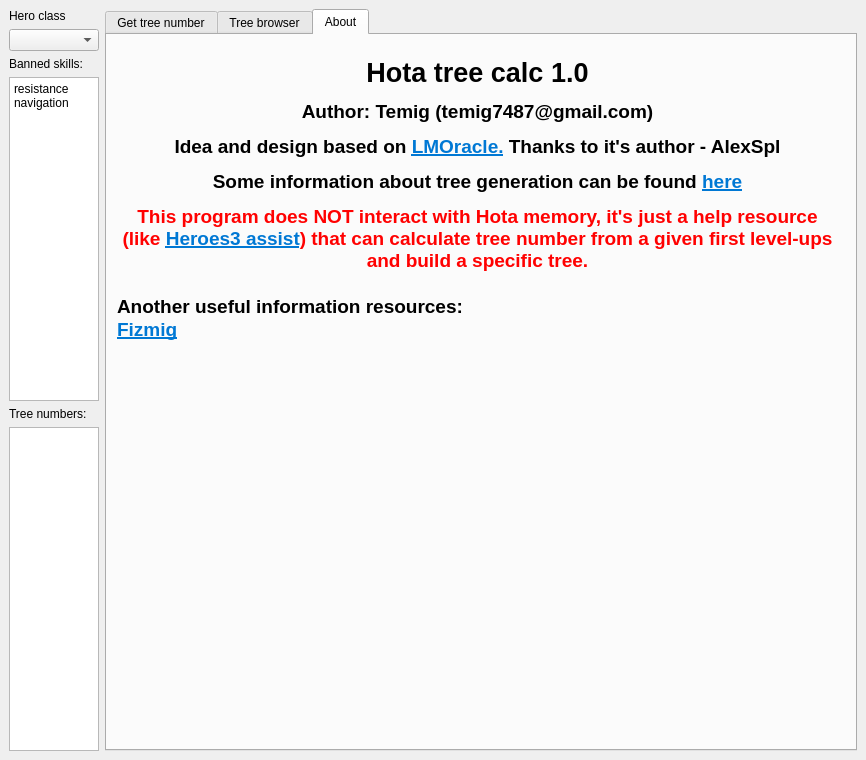
Qt form tree_calc.ui (temig74/HotaTreeCalc) before a commit.
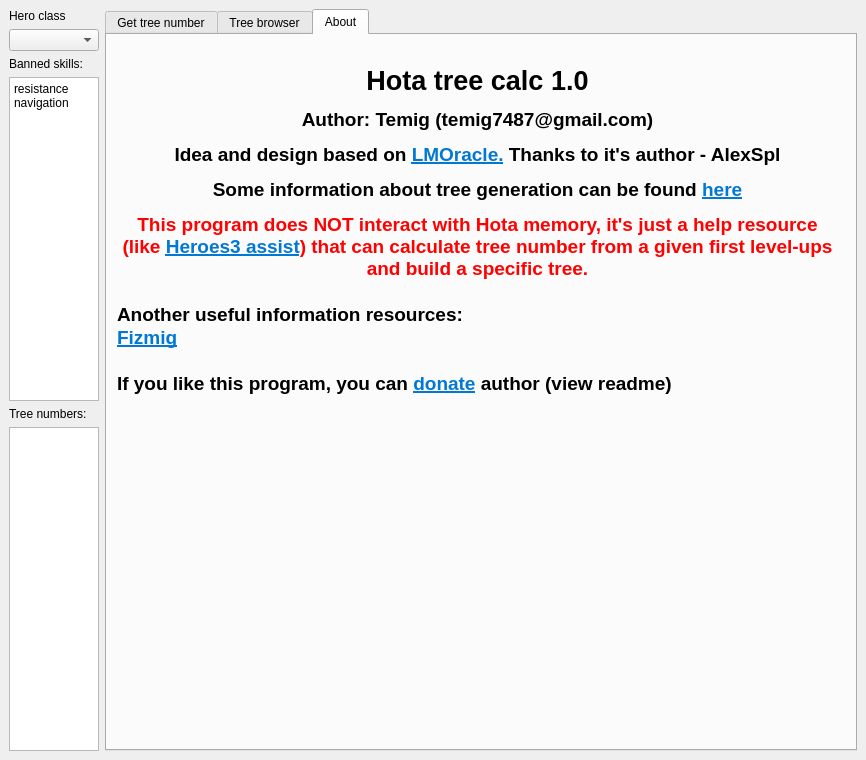
The same form after that commit. The open tabs and pages were chosen to show the change.

Diff of the .ui file:
```diff
--- a/tree_calc.ui
+++ b/tree_calc.ui
@@ -1156,7 +1156,7 @@
           <x>10</x>
           <y>10</y>
           <width>721</width>
-          <height>331</height>
+          <height>371</height>
          </rect>
         </property>
         <property name="font">
@@ -1181,7 +1181,8 @@
 &lt;p style=&quot;-qt-paragraph-type:empty; margin-top:0px; margin-bottom:0px; margin-left:0px; margin-right:0px; -qt-block-indent:0; text-indent:0px;&quot;&gt;&lt;br /&gt;&lt;/p&gt;
 &lt;p style=&quot; margin-top:0px; margin-bottom:0px; margin-left:0px; margin-right:0px; -qt-block-indent:0; text-indent:0px;&quot;&gt;Another useful information resources:&lt;/p&gt;
 &lt;p style=&quot; margin-top:0px; margin-bottom:0px; margin-left:0px; margin-right:0px; -qt-block-indent:0; text-indent:0px;&quot;&gt;&lt;a href=&quot;https://vk.com/fizmig&quot;&gt;&lt;span style=&quot; text-decoration: underline; color:#0078d4;&quot;&gt;Fizmig&lt;/span&gt;&lt;/a&gt;&lt;/p&gt;
-&lt;p style=&quot;-qt-paragraph-type:empty; margin-top:0px; margin-bottom:0px; margin-left:0px; margin-right:0px; -qt-block-indent:0; text-indent:0px;&quot;&gt;&lt;br /&gt;&lt;/p&gt;&lt;/body&gt;&lt;/html&gt;</string>
+&lt;p style=&quot;-qt-paragraph-type:empty; margin-top:0px; margin-bottom:0px; margin-left:0px; margin-right:0px; -qt-block-indent:0; text-indent:0px;&quot;&gt;&lt;br /&gt;&lt;/p&gt;
+&lt;p style=&quot; margin-top:0px; margin-bottom:0px; margin-left:0px; margin-right:0px; -qt-block-indent:0; text-indent:0px;&quot;&gt;If you like this program, you can &lt;a href=&quot; https://github.com/temig74/HotaTreeCalc/blob/master/README.md&quot;&gt;&lt;span style=&quot; text-decoration: underline; color:#0078d4;&quot;&gt;donate&lt;/span&gt;&lt;/a&gt; author (view readme)&lt;/p&gt;&lt;/body&gt;&lt;/html&gt;</string>
         </property>
         <property name="wordWrap">
          <bool>true</bool>
```
Left out of the diff: 2 changed lines with no effect on the pictures.
